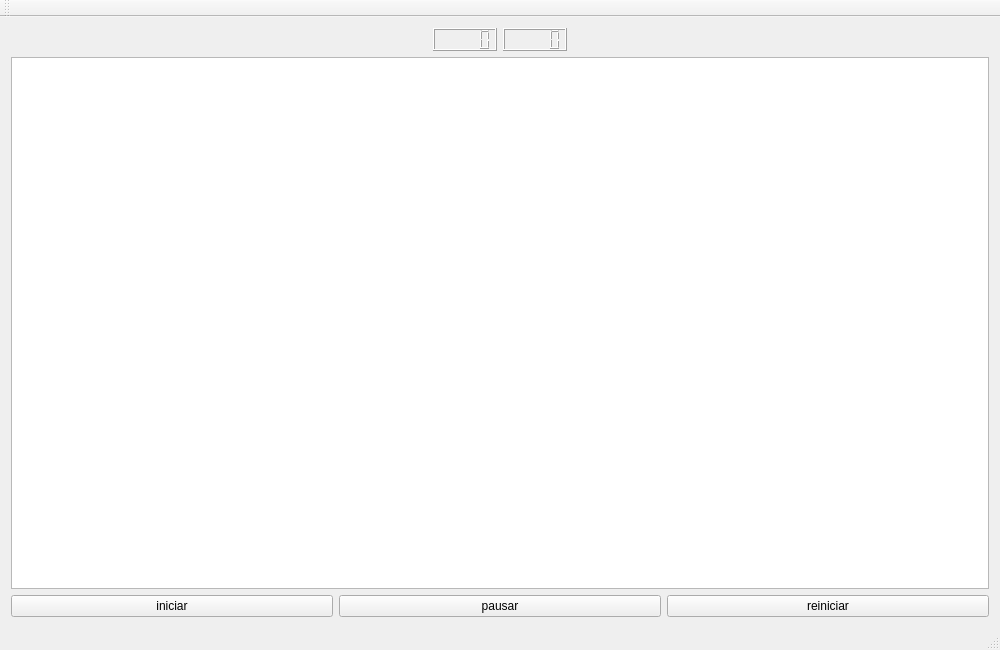
JorgeGaitan15912/Proyecto-final, file P_final_parte1/juego.ui: the form before one commit.
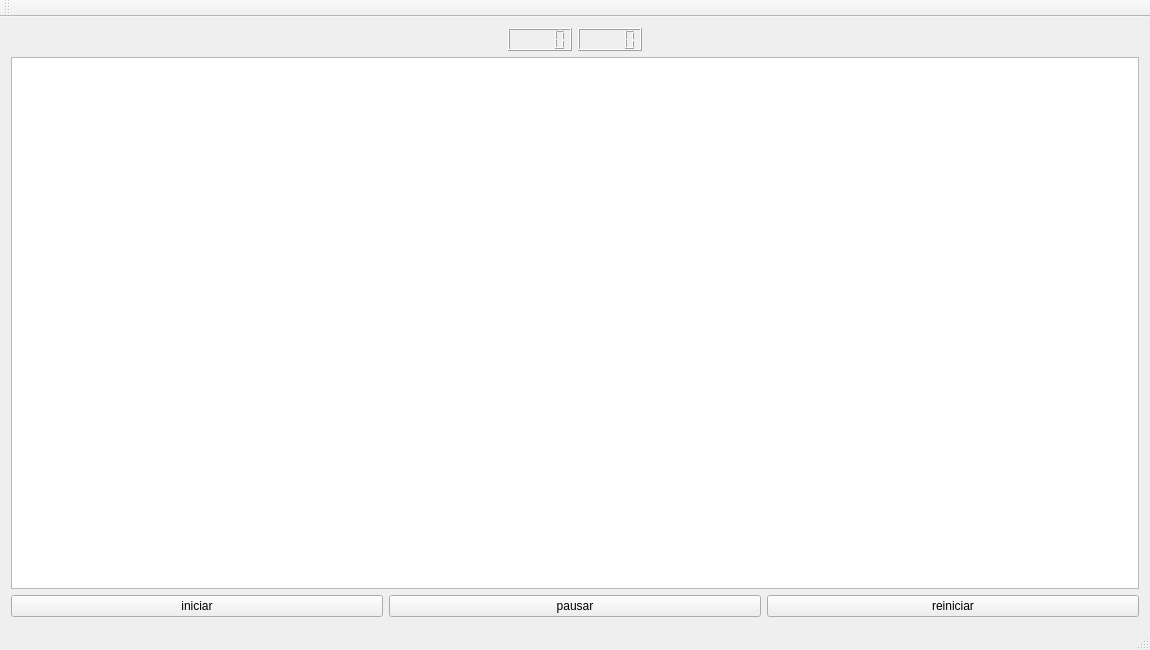
The form after the commit.

Patch:
```diff
--- a/P_final_parte1/juego.ui
+++ b/P_final_parte1/juego.ui
@@ -6,7 +6,7 @@
    <rect>
     <x>0</x>
     <y>0</y>
-    <width>1000</width>
+    <width>1150</width>
     <height>650</height>
    </rect>
   </property>
```
Left out of the diff: 2 changed lines with no effect on the pictures.
